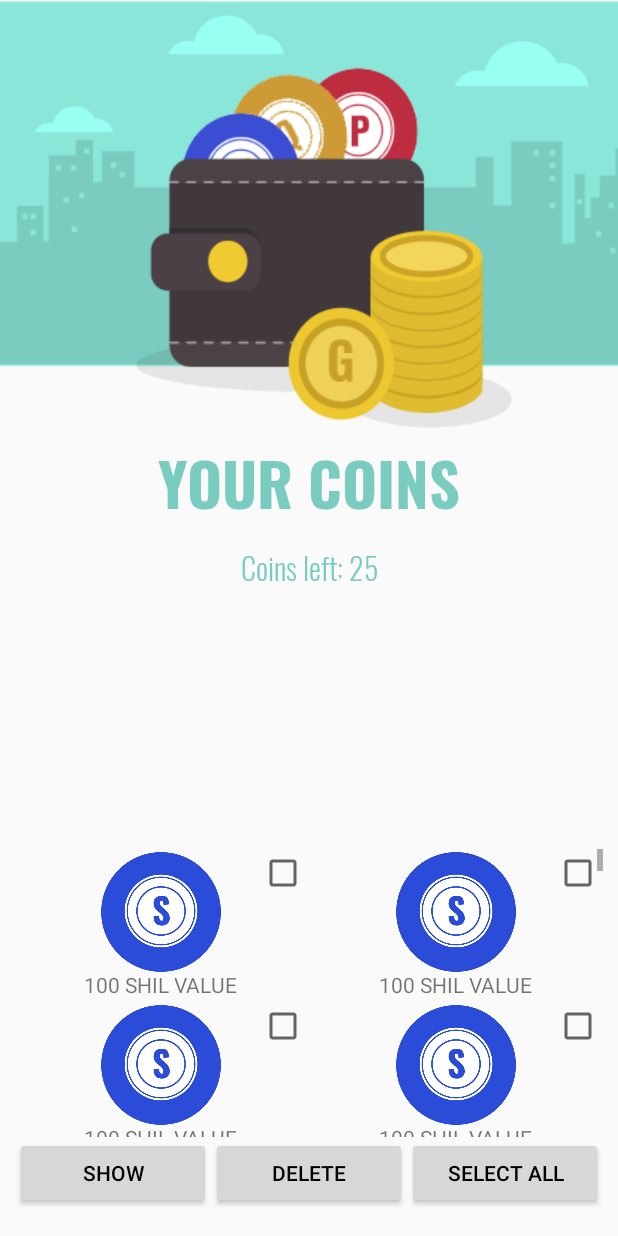
After one commit to IvanKaraslavov/Coinz, an Android app: the GridViewFragment screen opened directly, with no data from a screen before it, on a phone screen of 412 x 824 dp. The commit adds this screen. Run offline under Robolectric (Android 15) with nearby library versions, the phone set to English and light mode, and no system bars.

Commit message:
Added Wallet Activity

```diff
--- /dev/null
+++ b/app/src/main/java/com/example/android/coinz/GridListAdapter.java
@@ -0,0 +1,109 @@
+package com.example.android.coinz;
+
+import android.content.Context;
+import android.graphics.drawable.BitmapDrawable;
+import android.util.SparseBooleanArray;
+import android.view.LayoutInflater;
+import android.view.View;
+import android.view.ViewGroup;
+import android.widget.BaseAdapter;
+import android.widget.CheckBox;
+import android.widget.ImageView;
+import android.widget.TextView;
+
+import java.util.ArrayList;
+import java.util.HashMap;
+import java.util.Map;
+
+public class GridListAdapter extends BaseAdapter {
+    private ArrayList<HashMap<String, BitmapDrawable>> coins;
+    private LayoutInflater inflater;
+    private SparseBooleanArray mSelectedItemsIds;
+
+    GridListAdapter(Context context, ArrayList<HashMap<String, BitmapDrawable>> arrayList) {
+        this.coins = arrayList;
+        inflater = LayoutInflater.from(context);
+        mSelectedItemsIds = new SparseBooleanArray();
+    }
+
+    @Override
+    public int getCount() {
+        return coins.size();
+    }
+
+    @Override
+    public Object getItem(int i) {
+        return coins.get(i);
+    }
+
+    @Override
+    public long getItemId(int i) {
+        return i;
+    }
+
+    @Override
+    public View getView(final int i, View view, ViewGroup viewGroup) {
+        ViewHolder viewHolder;
+        if (view == null) {
+            viewHolder = new ViewHolder();
+
+            view = inflater.inflate(R.layout.grid_custom_row_layout, viewGroup, false);
+
+            viewHolder.image = view.findViewById(R.id.label);
+            viewHolder.description =  view.findViewById(R.id.description);
+            viewHolder.checkBox = view.findViewById(R.id.checkbox);
+
+            view.setTag(viewHolder);
+        } else
+            viewHolder = (ViewHolder) view.getTag();
+        HashMap<String, BitmapDrawable> instance = coins.get(i);
+        for (Map.Entry<String, BitmapDrawable> entry  : instance.entrySet()) {
+            viewHolder.image.setImageDrawable(entry.getValue());
+            viewHolder.checkBox.setChecked(mSelectedItemsIds.get(i));
+            viewHolder.description.setText(entry.getKey());
+        }
+
+        viewHolder.checkBox.setOnClickListener(v -> checkCheckBox(i, !mSelectedItemsIds.get(i)));
+
+        viewHolder.image.setOnClickListener(v -> checkCheckBox(i, !mSelectedItemsIds.get(i)));
+
+        viewHolder.description.setOnClickListener(v -> checkCheckBox(i, !mSelectedItemsIds.get(i)));
+
+        return view;
+    }
+
+    private class ViewHolder {
+        private ImageView image;
+        private TextView description;
+        private CheckBox checkBox;
+    }
+
+
+    /**
+     * Remove all checkbox Selection
+     **/
+    public void removeSelection() {
+        mSelectedItemsIds = new SparseBooleanArray();
+        notifyDataSetChanged();
+    }
+
+    /**
+     * Check the Checkbox if not checked
+     **/
+    public void checkCheckBox(int position, boolean value) {
+        if (value)
+            mSelectedItemsIds.put(position, true);
+        else
+            mSelectedItemsIds.delete(position);
+
+        notifyDataSetChanged();
+    }
+
+    /**
+     * Return the selected Checkbox IDs
+     **/
+    public SparseBooleanArray getSelectedIds() {
+        return mSelectedItemsIds;
+    }
+
+}
--- /dev/null
+++ b/app/src/main/java/com/example/android/coinz/GridViewFragment.java
@@ -0,0 +1,129 @@
+package com.example.android.coinz;
+
+import android.content.Context;
+import android.graphics.drawable.BitmapDrawable;
+import android.os.Bundle;
+import android.support.annotation.NonNull;
+import android.support.annotation.Nullable;
+import android.support.v4.app.Fragment;
+import android.support.v4.content.res.ResourcesCompat;
+import android.util.SparseBooleanArray;
+import android.view.LayoutInflater;
+import android.view.View;
+import android.view.ViewGroup;
+import android.widget.Button;
+import android.widget.GridView;
+import android.widget.Toast;
+
+import java.util.ArrayList;
+import java.util.HashMap;
+
+public class GridViewFragment extends Fragment {
+    private Context context;
+    private GridListAdapter adapter;
+    private ArrayList<HashMap<String, BitmapDrawable>> coins;
+    private Button selectButton;
+
+    public GridViewFragment() {
+    }
+
+    @Override
+    public void onAttach(Context context) {
+        super.onAttach(context);
+        this.context = context;
+    }
+
+    @Nullable
+    @Override
+    public View onCreateView(@NonNull LayoutInflater inflater, @Nullable ViewGroup container, @Nullable Bundle savedInstanceState) {
+        return inflater.inflate(R.layout.grid_view_fragment, container, false);
+    }
+
+    @Override
+    public void onViewCreated(@NonNull View view, @Nullable Bundle savedInstanceState) {
+        super.onViewCreated(view, savedInstanceState);
+        selectButton = view.findViewById(R.id.select_button);
+        loadGridView(view);
+        onClickEvent(view);
+    }
+
+    private void loadGridView(View view) {
+        GridView gridView = view.findViewById(R.id.grid_view);
+        coins = new ArrayList<>();
+
+        for (int i = 1; i <= 50; i++) {
+            BitmapDrawable shil = (BitmapDrawable) ResourcesCompat.getDrawable(getResources(), R.drawable.shil, null);
+            HashMap<String, BitmapDrawable> coin = new HashMap<>();
+            coin.put("100 SHIL VALUE", shil);
+            coins.add(coin);
+        }
+
+
+        adapter = new GridListAdapter(context, coins);
+        gridView.setAdapter(adapter);
+    }
+
+    private void onClickEvent(View view) {
+        view.findViewById(R.id.show_button).setOnClickListener(view1 -> {
+            SparseBooleanArray selectedRows = adapter.getSelectedIds();//Get the selected ids from adapter
+            //Check if item is selected or not via size
+            if (selectedRows.size() > 0) {
+                StringBuilder stringBuilder = new StringBuilder();
+                //Loop to all the selected rows array
+                for (int i = 0; i < selectedRows.size(); i++) {
+
+                    //Check if selected rows have value i.e. checked item
+                    if (selectedRows.valueAt(i)) {
+
+                        //Get the checked item text from array list by getting keyAt method of selectedRowsarray
+                        HashMap<String, BitmapDrawable> selectedRowLabel = coins.get(selectedRows.keyAt(i));
+
+                        //append the row label text
+                        stringBuilder.append(selectedRowLabel).append("\n");
+                    }
+                }
+                Toast.makeText(context, "Selected Rows\n" + stringBuilder.toString(), Toast.LENGTH_SHORT).show();
+            }
+
+        });
+        view.findViewById(R.id.delete_button).setOnClickListener(view12 -> {
+            SparseBooleanArray selectedRows = adapter.getSelectedIds();//Get the selected ids from adapter
+            //Check if item is selected or not via size
+            if (selectedRows.size() > 0) {
+                //Loop to all the selected rows array
+                for (int i = (selectedRows.size() - 1); i >= 0; i--) {
+
+                    //Check if selected rows have value i.e. checked item
+                    if (selectedRows.valueAt(i)) {
+
+                        //remove the checked item
+                        coins.remove(selectedRows.keyAt(i));
+                    }
+                }
+
+                //notify the adapter and remove all checked selection
+                adapter.removeSelection();
+            }
+        });
+        selectButton.setOnClickListener(view13 -> {
+            //Check the current text of Select Button
+            if (selectButton.getText().toString().equals(getResources().getString(R.string.select_all))) {
+
+                //If Text is Select All then loop to all array List items and check all of them
+                for (int i = 0; i < coins.size(); i++)
+                    adapter.checkCheckBox(i, true);
+
+                //After checking all items change button text
+                selectButton.setText(getResources().getString(R.string.deselect_all));
+            } else {
+                //If button text is Deselect All remove check from all items
+                adapter.removeSelection();
+
+                //After checking all items change button text
+                selectButton.setText(getResources().getString(R.string.select_all));
+            }
+        });
+
+    }
+
+}
--- a/app/src/main/java/com/example/android/coinz/MainActivity.java
+++ b/app/src/main/java/com/example/android/coinz/MainActivity.java
@@ -457,8 +457,9 @@ public class MainActivity extends AppCompatActivity implements
         if (id == R.id.bank_icon) {
             Intent intent = new Intent(this,BankActivity.class);
             startActivity(intent);
-        } else if (id == R.id.nav_gallery) {
-
+        } else if (id == R.id.wallet_icon) {
+            Intent intent = new Intent(this,WalletActivity.class);
+            startActivity(intent);
         } else if (id == R.id.nav_slideshow) {
 
         } else if (id == R.id.nav_manage) {
--- /dev/null
+++ b/app/src/main/java/com/example/android/coinz/ViewPagerAdapter.java
@@ -0,0 +1,32 @@
+package com.example.android.coinz;
+
+import android.support.v4.app.Fragment;
+import android.support.v4.app.FragmentManager;
+import android.support.v4.app.FragmentPagerAdapter;
+
+import java.util.ArrayList;
+import java.util.List;
+
+public class ViewPagerAdapter extends FragmentPagerAdapter {
+    private final List<Fragment> mFragmentList = new ArrayList<>();//fragment array list
+
+    ViewPagerAdapter(FragmentManager manager) {
+        super(manager);
+    }
+
+    @Override
+    public Fragment getItem(int position) {
+        return mFragmentList.get(position);
+    }
+
+    @Override
+    public int getCount() {
+        return mFragmentList.size();
+    }
+
+
+    //adding fragments and title method
+    public void addFrag(Fragment fragment) {
+        mFragmentList.add(fragment);
+    }
+}
--- /dev/null
+++ b/app/src/main/java/com/example/android/coinz/WalletActivity.java
@@ -0,0 +1,35 @@
+package com.example.android.coinz;
+
+import android.graphics.Typeface;
+import android.os.Bundle;
+import android.support.v4.view.ViewPager;
+import android.support.v7.app.AppCompatActivity;
+import android.widget.TextView;
+
+public class WalletActivity extends AppCompatActivity {
+
+        @Override
+        protected void onCreate(Bundle savedInstanceState) {
+            super.onCreate(savedInstanceState);
+            setContentView(R.layout.activity_wallet);
+
+            ViewPager viewPager = findViewById(R.id.viewPager);
+            setupViewPager(viewPager);
+
+            Typeface typefaceBold = Typeface.createFromAsset(getAssets(), "fonts/Oswald-Bold.ttf");
+            TextView yourCoins = findViewById(R.id.your_coins_text);
+            yourCoins.setTypeface(typefaceBold);
+
+            Typeface typefaceLight = Typeface.createFromAsset(getAssets(), "fonts/Oswald-Light.ttf");
+            TextView coinsLeftText = findViewById(R.id.number_coins_left);
+            coinsLeftText.setTypeface(typefaceLight);
+
+        }
+
+        //Setting View Pager
+        private void setupViewPager(ViewPager viewPager) {
+            ViewPagerAdapter adapter = new ViewPagerAdapter(getSupportFragmentManager());
+            adapter.addFrag(new GridViewFragment());
+            viewPager.setAdapter(adapter);
+        }
+    }
--- a/app/src/main/res/drawable/ic_menu_camera.xml
+++ /dev/null
@@ -1,12 +0,0 @@
-<vector xmlns:android="http://schemas.android.com/apk/res/android"
-    android:width="24dp"
-    android:height="24dp"
-    android:viewportHeight="24.0"
-    android:viewportWidth="24.0">
-    <path
-        android:fillColor="#FF000000"
-        android:pathData="M12,12m-3.2,0a3.2,3.2 0,1 1,6.4 0a3.2,3.2 0,1 1,-6.4 0" />
-    <path
-        android:fillColor="#FF000000"
-        android:pathData="M9,2L7.17,4H4c-1.1,0 -2,0.9 -2,2v12c0,1.1 0.9,2 2,2h16c1.1,0 2,-0.9 2,-2V6c0,-1.1 -0.9,-2 -2,-2h-3.17L15,2H9zm3,15c-2.76,0 -5,-2.24 -5,-5s2.24,-5 5,-5 5,2.24 5,5 -2.24,5 -5,5z" />
-</vector>
--- a/app/src/main/res/drawable/ic_menu_gallery.xml
+++ /dev/null
@@ -1,9 +0,0 @@
-<vector xmlns:android="http://schemas.android.com/apk/res/android"
-    android:width="24dp"
-    android:height="24dp"
-    android:viewportHeight="24.0"
-    android:viewportWidth="24.0">
-    <path
-        android:fillColor="#FF000000"
-        android:pathData="M22,16V4c0,-1.1 -0.9,-2 -2,-2H8c-1.1,0 -2,0.9 -2,2v12c0,1.1 0.9,2 2,2h12c1.1,0 2,-0.9 2,-2zm-11,-4l2.03,2.71L16,11l4,5H8l3,-4zM2,6v14c0,1.1 0.9,2 2,2h14v-2H4V6H2z" />
-</vector>
--- a/app/src/main/res/drawable/ic_menu_send.xml
+++ /dev/null
@@ -1,9 +0,0 @@
-<vector xmlns:android="http://schemas.android.com/apk/res/android"
-    android:width="24dp"
-    android:height="24dp"
-    android:viewportHeight="24.0"
-    android:viewportWidth="24.0">
-    <path
-        android:fillColor="#FF000000"
-        android:pathData="M2.01,21L23,12 2.01,3 2,10l15,2 -15,2z" />
-</vector>
--- /dev/null
+++ b/app/src/main/res/layout/activity_wallet.xml
@@ -0,0 +1,70 @@
+<?xml version="1.0" encoding="utf-8"?>
+<android.support.constraint.ConstraintLayout xmlns:android="http://schemas.android.com/apk/res/android"
+    xmlns:app="http://schemas.android.com/apk/res-auto"
+    xmlns:tools="http://schemas.android.com/tools"
+    android:layout_width="fill_parent"
+    android:layout_height="fill_parent"
+    android:orientation="vertical">
+
+    <android.support.v4.view.ViewPager
+        android:id="@+id/viewPager"
+        android:layout_width="match_parent"
+        android:layout_height="260dp"
+        android:layout_marginBottom="8dp"
+        android:layout_marginTop="8dp"
+        app:layout_constraintBottom_toBottomOf="parent"
+        app:layout_constraintEnd_toEndOf="parent"
+        app:layout_constraintHorizontal_bias="0.0"
+        app:layout_constraintStart_toStartOf="parent"
+        app:layout_constraintTop_toTopOf="parent"
+        app:layout_constraintVertical_bias="1.0" />
+
+    <ImageView
+        android:id="@+id/wallet_background"
+        android:layout_width="417dp"
+        android:layout_height="286dp"
+        android:layout_gravity="top|center"
+        app:layout_constraintBottom_toBottomOf="parent"
+        app:layout_constraintEnd_toEndOf="parent"
+        app:layout_constraintHorizontal_bias="0.484"
+        app:layout_constraintStart_toStartOf="parent"
+        app:layout_constraintTop_toTopOf="parent"
+        app:layout_constraintVertical_bias="0.0"
+        app:srcCompat="@drawable/wallet"
+        android:contentDescription="Wallet Background"
+        tools:ignore="HardcodedText" />
+
+    <TextView
+        android:id="@+id/your_coins_text"
+        android:layout_width="wrap_content"
+        android:layout_height="wrap_content"
+        android:layout_gravity="center"
+        android:layout_marginEnd="8dp"
+        android:layout_marginStart="8dp"
+        android:text="@string/your_coins"
+        android:textColor="#7ACCC0"
+        android:textSize="40sp"
+        app:layout_constraintBottom_toBottomOf="parent"
+        app:layout_constraintEnd_toEndOf="parent"
+        app:layout_constraintStart_toStartOf="parent"
+        app:layout_constraintTop_toBottomOf="@+id/wallet_background"
+        app:layout_constraintVertical_bias="0.0" />
+
+    <TextView
+        android:id="@+id/number_coins_left"
+        android:layout_width="wrap_content"
+        android:layout_height="wrap_content"
+        android:layout_marginBottom="8dp"
+        android:layout_marginEnd="8dp"
+        android:layout_marginStart="8dp"
+        android:layout_marginTop="8dp"
+        android:text="Coins left: 25"
+        android:textColor="#7ACCC0"
+        android:textSize="20sp"
+        app:layout_constraintBottom_toBottomOf="@+id/viewPager"
+        app:layout_constraintEnd_toEndOf="parent"
+        app:layout_constraintStart_toStartOf="parent"
+        app:layout_constraintTop_toTopOf="@+id/your_coins_text"
+        app:layout_constraintVertical_bias="0.13999999"
+        tools:ignore="HardcodedText" />
+</android.support.constraint.ConstraintLayout>
--- /dev/null
+++ b/app/src/main/res/layout/bottom_container.xml
@@ -0,0 +1,38 @@
+<?xml version="1.0" encoding="utf-8"?>
+<LinearLayout xmlns:android="http://schemas.android.com/apk/res/android"
+    xmlns:tools="http://schemas.android.com/tools"
+    android:layout_width="match_parent"
+    android:layout_height="wrap_content"
+    android:gravity="center"
+    android:orientation="horizontal">
+
+    <Button
+        android:id="@+id/show_button"
+        android:layout_width="match_parent"
+        android:layout_height="wrap_content"
+        android:layout_weight="1"
+        android:text="@string/show"
+        android:textColor="@android:color/black"
+        android:textSize="14sp"
+        tools:ignore="ButtonStyle" />
+
+    <Button
+        android:id="@+id/delete_button"
+        android:layout_width="match_parent"
+        android:layout_height="wrap_content"
+        android:layout_weight="1"
+        android:text="@string/delete"
+        android:textColor="@android:color/black"
+        android:textSize="14sp"
+        tools:ignore="ButtonStyle" />
+
+    <Button
+        android:id="@+id/select_button"
+        android:layout_width="match_parent"
+        android:layout_height="wrap_content"
+        android:layout_weight="1"
+        android:text="@string/select_all"
+        android:textColor="@android:color/black"
+        android:textSize="14sp"
+        tools:ignore="ButtonStyle" />
+</LinearLayout>
--- /dev/null
+++ b/app/src/main/res/layout/grid_custom_row_layout.xml
@@ -0,0 +1,31 @@
+<?xml version="1.0" encoding="utf-8"?>
+<FrameLayout xmlns:android="http://schemas.android.com/apk/res/android"
+    xmlns:tools="http://schemas.android.com/tools"
+    android:layout_width="match_parent"
+    android:layout_height="100dp"
+    android:gravity="center_vertical">
+
+    <ImageView
+        android:id="@+id/label"
+        android:layout_width="80dp"
+        android:layout_height="80dp"
+        android:layout_gravity="center"
+        android:gravity="center_vertical"
+        android:layout_marginBottom="8dp"
+        tools:ignore="ContentDescription" />
+
+    <CheckBox
+        android:id="@+id/checkbox"
+        android:layout_width="wrap_content"
+        android:layout_height="wrap_content"
+        android:layout_gravity="right"
+        tools:ignore="RtlHardcoded" />
+
+    <TextView
+        android:id="@+id/description"
+        android:layout_width="wrap_content"
+        android:layout_height="wrap_content"
+        android:layout_gravity="bottom|center"
+        android:gravity="center"
+        android:layout_marginBottom="0dp"  />
+</FrameLayout>
--- /dev/null
+++ b/app/src/main/res/layout/grid_view_fragment.xml
@@ -0,0 +1,22 @@
+<?xml version="1.0" encoding="utf-8"?>
+<RelativeLayout xmlns:android="http://schemas.android.com/apk/res/android"
+    android:layout_width="match_parent"
+    android:layout_height="match_parent"
+    android:padding="10dp">
+
+    <GridView
+        android:id="@+id/grid_view"
+        android:layout_width="match_parent"
+        android:layout_height="match_parent"
+        android:layout_above="@+id/bottom_container"
+        android:horizontalSpacing="2dp"
+        android:numColumns="2"
+        android:verticalSpacing="2dp" />
+
+    <include
+        android:id="@+id/bottom_container"
+        layout="@layout/bottom_container"
+        android:layout_width="match_parent"
+        android:layout_height="wrap_content"
+        android:layout_alignParentBottom="true" />
+</RelativeLayout>
--- a/app/src/main/res/menu/activity_navigation_drawer_drawer.xml
+++ b/app/src/main/res/menu/activity_navigation_drawer_drawer.xml
@@ -9,9 +9,9 @@
             android:icon="@drawable/bank_icon"
             android:title="@string/bank" />
         <item
-            android:id="@+id/nav_gallery"
-            android:icon="@drawable/ic_menu_gallery"
-            android:title="Gallery" />
+            android:id="@+id/wallet_icon"
+            android:icon="@drawable/wallet_icon"
+            android:title="Wallet" />
         <item
             android:id="@+id/nav_slideshow"
             android:icon="@drawable/ic_menu_slideshow"
--- a/app/src/main/res/values/strings.xml
+++ b/app/src/main/res/values/strings.xml
@@ -27,4 +27,9 @@
     <string name="hello">HELLO</string>
     <string name="log_out">Log Out</string>
     <string name="bank">Bank</string>
+    <string name="delete">Delete</string>
+    <string name="show">Show</string>
+    <string name="deselect_all">Deselect All</string>
+    <string name="select_all">Select All</string>
+    <string name="your_coins">YOUR COINS</string>
 </resources>
```
Also changed, not shown: app/src/main/AndroidManifest.xml (+5 -2 lines), app/src/main/res/drawable/wallet.png (added).
